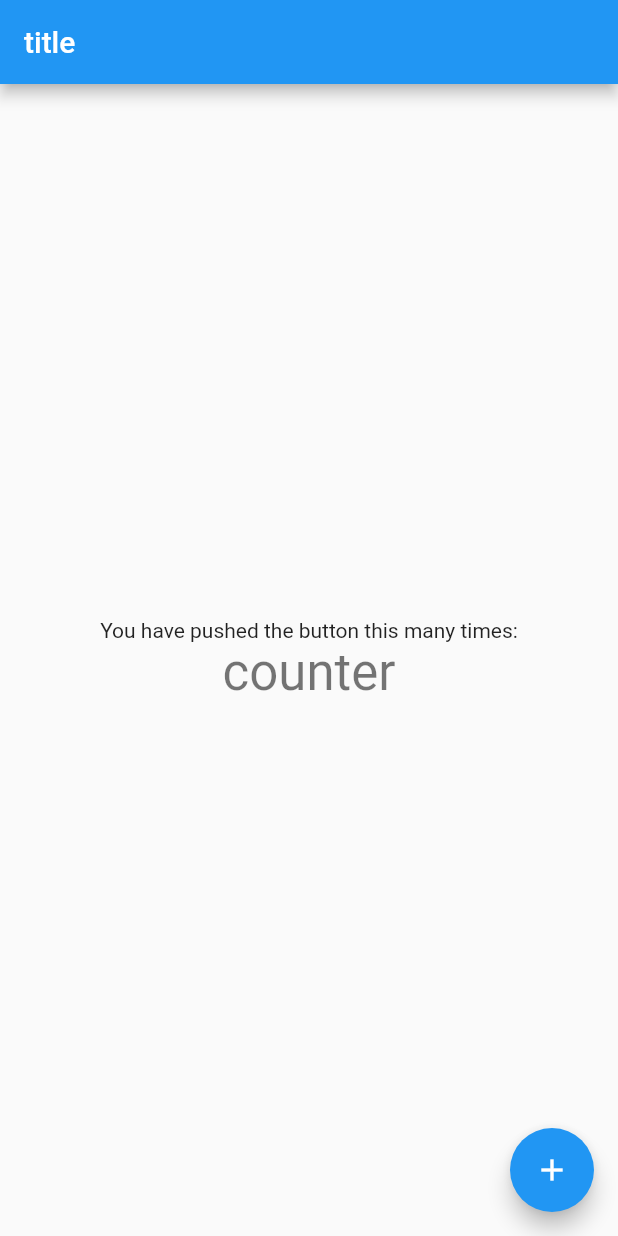
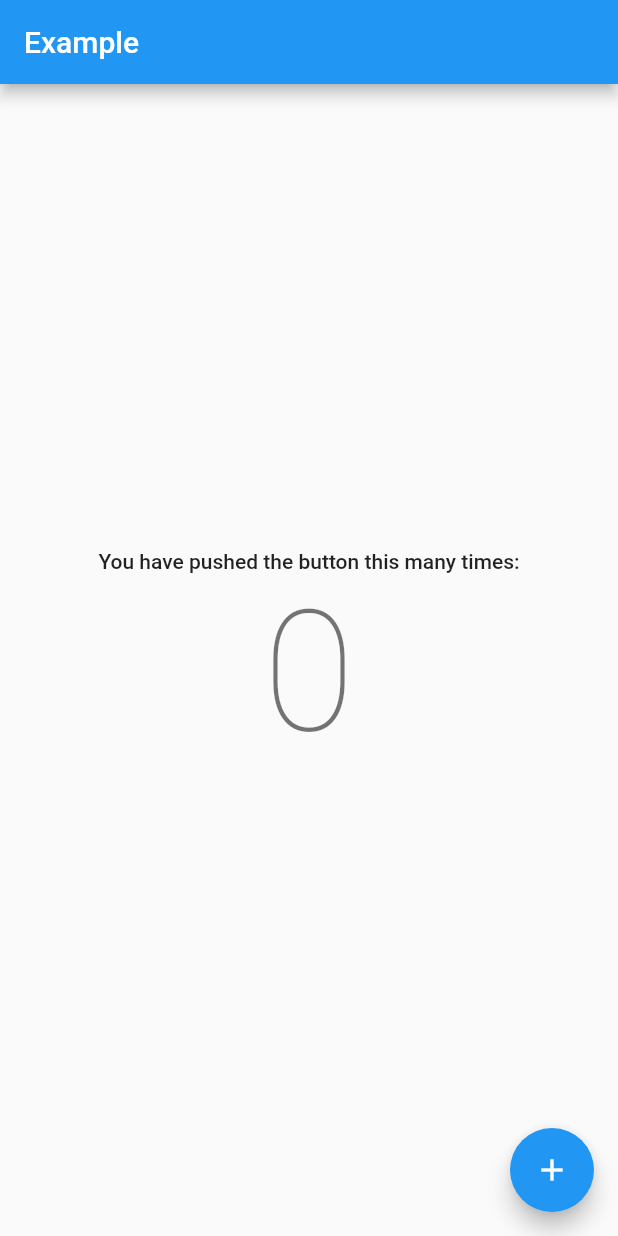
Before and after one commit to cckn/swipe_todo, a Flutter app: the screen it shows after launch, on a phone screen of 412 x 824 dp. Run offline on Flutter 3.47's test engine with Material 2 defaults, Android fonts, the phone set to English and light mode, and no system bars.

```diff
--- a/lib/cubit/counter_cubit.dart
+++ /dev/null
@@ -1,8 +0,0 @@
-import 'package:bloc/bloc.dart';
-import 'package:meta/meta.dart';
-
-part 'counter_state.dart';
-
-class CounterCubit extends Cubit<CounterState> {
-  CounterCubit() : super(CounterInitial());
-}
--- a/lib/cubit/counter_state.dart
+++ /dev/null
@@ -1,6 +0,0 @@
-part of 'counter_cubit.dart';
-
-@immutable
-abstract class CounterState {}
-
-class CounterInitial extends CounterState {}
--- a/lib/main.dart
+++ b/lib/main.dart
@@ -1,23 +1,29 @@
+import 'package:flutter/foundation.dart';
 import 'package:flutter/material.dart';
+import 'package:provider/provider.dart';
 import 'package:swipe_todo/screens/counter.dart';
+import 'package:swipe_todo/widgets/counter_view.dart';
+
+/// This is a reimplementation of the default Flutter application using provider + [ChangeNotifier].
 
 void main() {
-  runApp(MyApp());
+  runApp(
+    /// Providers are above [MyApp] instead of inside it, so that tests
+    /// can use [MyApp] while mocking the providers
+    MultiProvider(
+      providers: [
+        ChangeNotifierProvider(create: (_) => Counter()),
+      ],
+      child: MyApp(),
+    ),
+  );
 }
 
 class MyApp extends StatelessWidget {
   @override
   Widget build(BuildContext context) {
-    return MaterialApp(
-      title: 'Flutter Demo',
-      theme: ThemeData(
-        primarySwatch: Colors.blue,
-        visualDensity: VisualDensity.adaptivePlatformDensity,
-      ),
-      home:
-//      Container(),
-
-          Counter(),
+    return const MaterialApp(
+      home: MyHomePage(),
     );
   }
 }
--- a/lib/screens/counter.dart
+++ b/lib/screens/counter.dart
@@ -1,18 +1,33 @@
 import 'package:flutter/material.dart';
-import 'package:swipe_todo/Widgets/counter_view.dart';
+import 'package:swipe_todo/widgets/counter_view.dart';
+import 'package:provider/provider.dart';
 
-class Counter extends StatelessWidget {
+class MyHomePage extends StatelessWidget {
+  const MyHomePage({Key key}) : super(key: key);
+
   @override
   Widget build(BuildContext context) {
     return Scaffold(
       appBar: AppBar(
-        title: Text("title"),
+        title: const Text('Example'),
       ),
-      body: CounterView(),
+      body: Center(
+        child: Column(
+          mainAxisSize: MainAxisSize.min,
+          mainAxisAlignment: MainAxisAlignment.center,
+          children: <Widget>[
+            Text(
+              'You have pushed the button this many times:',
+              style: Theme.of(context).textTheme.bodyText1,
+            ),
+            const Count(),
+          ],
+        ),
+      ),
       floatingActionButton: FloatingActionButton(
-        onPressed: () {},
+        onPressed: () => context.read<Counter>().increment(),
         tooltip: 'Increment',
-        child: Icon(Icons.add),
+        child: const Icon(Icons.add),
       ),
     );
   }
--- a/lib/widgets/counter_view.dart
+++ b/lib/widgets/counter_view.dart
@@ -1,22 +1,38 @@
+import 'package:flutter/foundation.dart';
 import 'package:flutter/material.dart';
+import 'package:provider/provider.dart';
 
-class CounterView extends StatelessWidget {
+/// Mix-in [DiagnosticableTreeMixin] to have access to [debugFillProperties] for the devtool
+class Counter with ChangeNotifier, DiagnosticableTreeMixin {
+  int _count = 0;
+  int get count => _count;
+
+  void increment() {
+    _count++;
+    notifyListeners();
+  }
+
+  void decrement() {
+    _count--;
+    notifyListeners();
+  }
+
+  /// Makes `Counter` readable inside the devtools by listing all of its properties
+  @override
+  void debugFillProperties(DiagnosticPropertiesBuilder properties) {
+    super.debugFillProperties(properties);
+    properties.add(IntProperty('count', count));
+  }
+}
+
+class Count extends StatelessWidget {
+  const Count({Key key}) : super(key: key);
+
   @override
   Widget build(BuildContext context) {
-    return Center(
-      child: Column(
-        mainAxisAlignment: MainAxisAlignment.center,
-        children: <Widget>[
-          Text(
-            'You have pushed the button this many times:',
-          ),
-          Text(
-//              '$_counter',
-            'counter',
-            style: Theme.of(context).textTheme.headline4,
-          ),
-        ],
-      ),
+    return Text(
+      '${context.watch<Counter>().count}',
+      style: Theme.of(context).textTheme.headline1,
     );
   }
 }
```
Also changed, not shown: lib/cubit/counter_observer.dart (deleted, +0 -14 lines), 1 other file.
